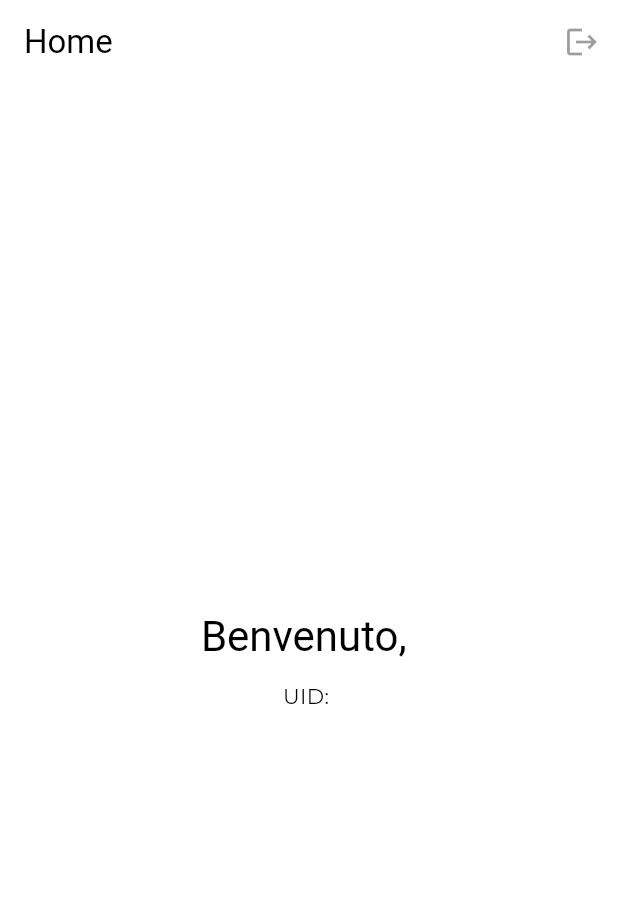
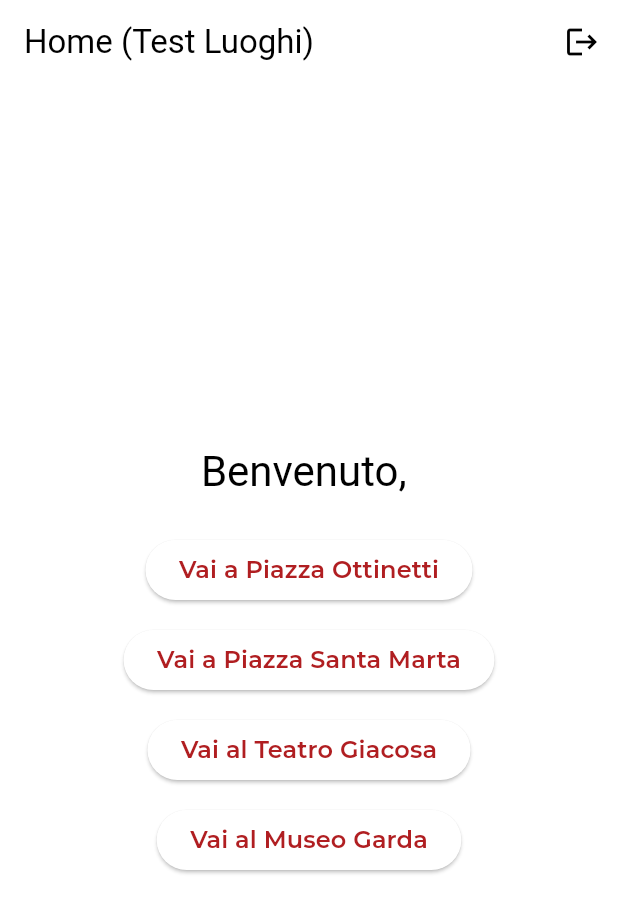
Before and after one commit to ovetto2025/praxis, a Flutter app: the HomeScreen screen opened by its route, on a phone screen of 412 x 824 dp. Shown: the top 913 px of the screen. Run offline on Flutter 3.47's test engine with Material 3 defaults, Android fonts, the phone set to English and light mode, and no system bars; our stand-ins replace bloc, equatable, firebase_auth, firebase_core, flutter_bloc, go_router and 2 more; accounts and stored records are empty.

Commit message:
feat(home): update home screen with new title and navigation buttons for places

```diff
--- a/lib/features/authentication/presentation/screens/home_screen.dart
+++ b/lib/features/authentication/presentation/screens/home_screen.dart
@@ -1,8 +1,9 @@
 import 'package:flutter/material.dart';
 import 'package:flutter_bloc/flutter_bloc.dart';
 import 'package:firebase_auth/firebase_auth.dart';
-import 'package:praxis/features/authentication/presentation/bloc/auth_bloc.dart';
-import 'package:praxis/features/authentication/presentation/bloc/auth_event.dart';
+import 'package:praxis/features/authentication/logic/bloc/auth_bloc.dart';
+import 'package:praxis/features/authentication/logic/bloc/auth_event.dart';
+import 'package:go_router/go_router.dart';
 
 class HomeScreen extends StatelessWidget {
   const HomeScreen({super.key});
@@ -11,9 +12,10 @@ class HomeScreen extends StatelessWidget {
   @override
   Widget build(BuildContext context) {
     final user = FirebaseAuth.instance.currentUser;
+
     return Scaffold(
       appBar: AppBar(
-        title: const Text('Home'),
+        title: const Text('Home (Test Luoghi)'),
         actions: [
           IconButton(
             icon: const Icon(Icons.logout),
@@ -29,6 +31,7 @@ class HomeScreen extends StatelessWidget {
           final name = (u?.displayName?.trim().isNotEmpty ?? false)
               ? u!.displayName!
               : (u?.email ?? '');
+
           return Center(
             child: Column(
               mainAxisAlignment: MainAxisAlignment.center,
@@ -37,8 +40,34 @@ class HomeScreen extends StatelessWidget {
                   'Benvenuto, $name',
                   style: Theme.of(context).textTheme.headlineMedium,
                 ),
+                const SizedBox(height: 24),
+
+                // 🌍 TEST BUTTONS PER I 4 LUOGHI
+                ElevatedButton(
+                  onPressed: () => context.go('/place/piazza_ottinetti'),
+                  child: const Text('Vai a Piazza Ottinetti'),
+                ),
+
                 const SizedBox(height: 12),
-                Text('UID: ${u?.uid ?? '-'}'),
+
+                ElevatedButton(
+                  onPressed: () => context.go('/place/piazza_santa_marta'),
+                  child: const Text('Vai a Piazza Santa Marta'),
+                ),
+
+                const SizedBox(height: 12),
+
+                ElevatedButton(
+                  onPressed: () => context.go('/place/teatro_giacosa'),
+                  child: const Text('Vai al Teatro Giacosa'),
+                ),
+
+                const SizedBox(height: 12),
+
+                ElevatedButton(
+                  onPressed: () => context.go('/place/museo_garda'),
+                  child: const Text('Vai al Museo Garda'),
+                ),
               ],
             ),
           );
```
